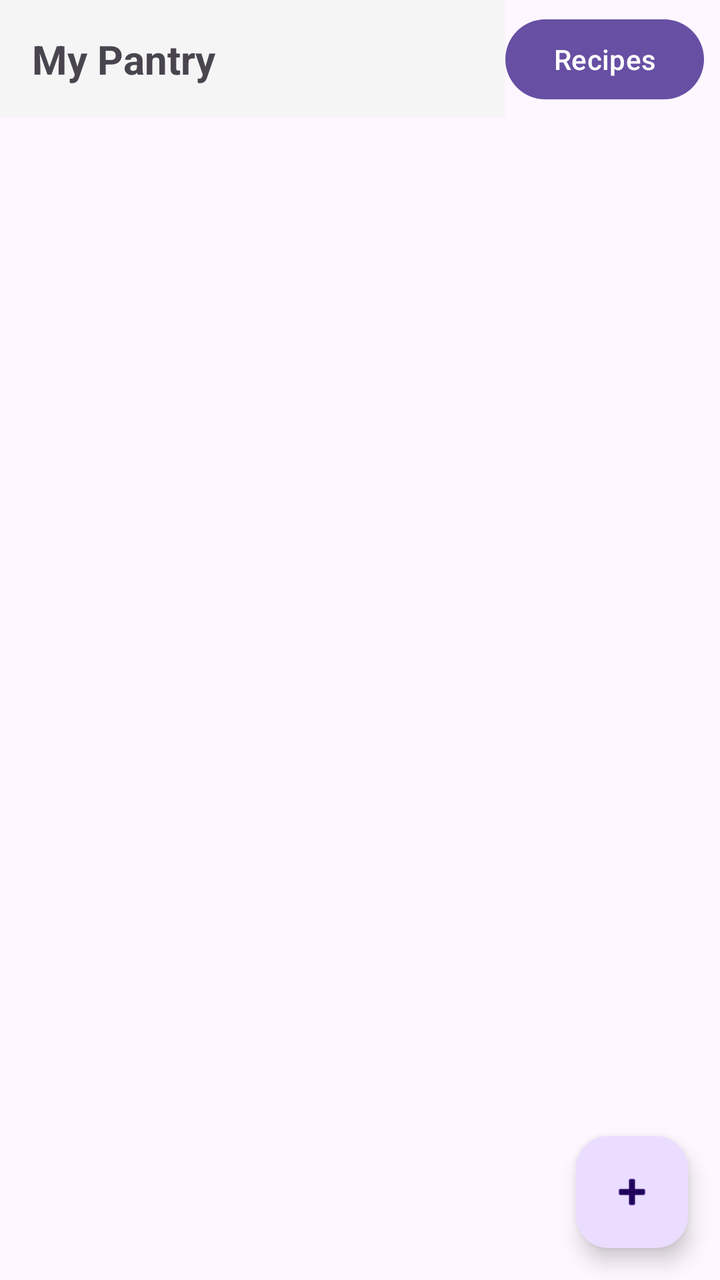
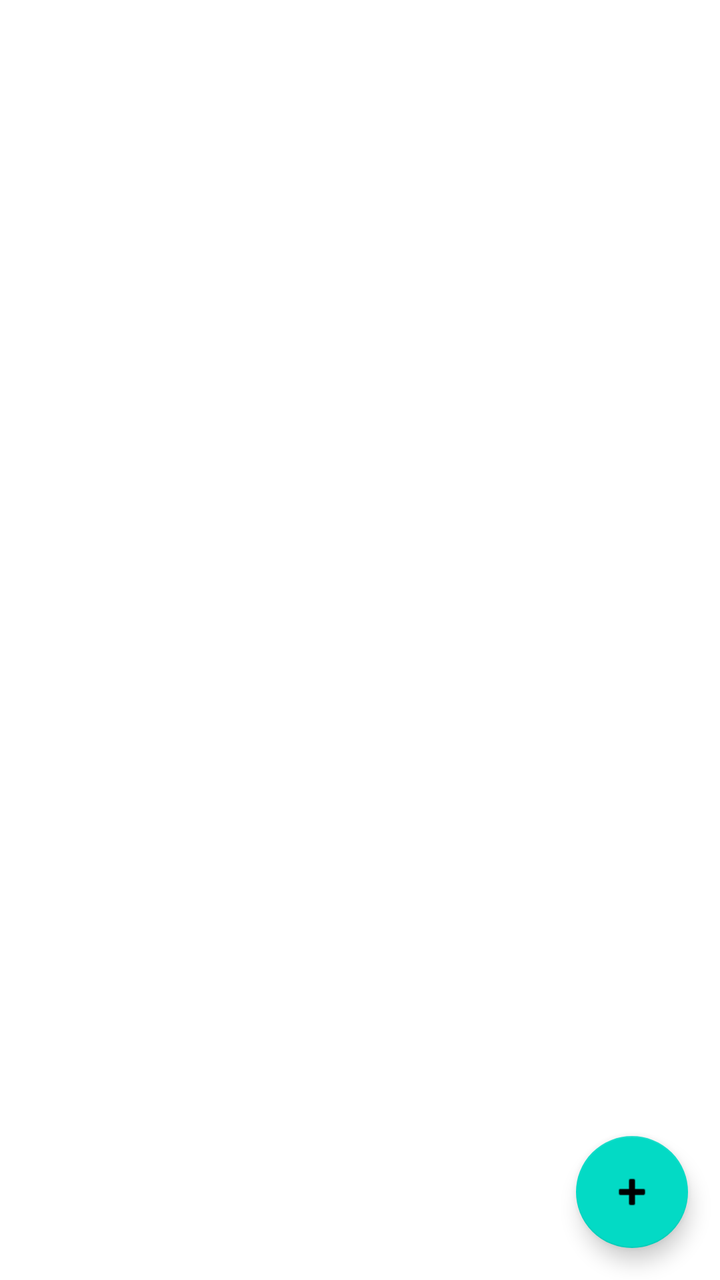

An Android layout rendered at two revisions. The XML below is the earlier revision; the diff shows what the commit changed to produce the second picture.
<!-- AndroidManifest.xml: application theme Theme.SmartPantryManager -->
<!-- res/layout/activity_main.xml -->
<?xml version="1.0" encoding="utf-8"?>
<androidx.constraintlayout.widget.ConstraintLayout
    xmlns:android="http://schemas.android.com/apk/res/android"
    xmlns:app="http://schemas.android.com/apk/res-auto"
    xmlns:tools="http://schemas.android.com/tools"
    android:layout_width="match_parent"
    android:layout_height="match_parent"
    tools:context=".MainActivity">

    
    <TextView
        android:id="@+id/textViewAppTitle"
        android:layout_width="0dp"
        android:layout_height="wrap_content"
        android:padding="16dp"
        android:text="My Pantry"
        android:textSize="20sp"
        android:textStyle="bold"
        android:background="#F5F5F5"
        app:layout_constraintTop_toTopOf="parent"
        app:layout_constraintStart_toStartOf="parent"
        app:layout_constraintEnd_toStartOf="@id/buttonShowRecipes" />

    
    <Button
        android:id="@+id/buttonShowRecipes"
        android:layout_width="wrap_content"
        android:layout_height="wrap_content"
        android:layout_margin="8dp"
        android:text="Recipes"
        app:layout_constraintTop_toTopOf="parent"
        app:layout_constraintEnd_toEndOf="parent"
        app:layout_constraintBottom_toBottomOf="@id/textViewAppTitle" />

    
    <androidx.recyclerview.widget.RecyclerView
        android:id="@+id/recyclerViewPantry"
        android:layout_width="match_parent"
        android:layout_height="0dp"
        app:layout_constraintTop_toBottomOf="@id/textViewAppTitle"
        app:layout_constraintBottom_toBottomOf="parent"
        app:layout_constraintStart_toStartOf="parent"
        app:layout_constraintEnd_toEndOf="parent" />

    
    <com.google.android.material.floatingactionbutton.FloatingActionButton
        android:id="@+id/fabAddItem"
        android:layout_width="wrap_content"
        android:layout_height="wrap_content"
        android:layout_marginBottom="16dp"
        android:layout_marginEnd="16dp"
        android:src="@android:drawable/ic_input_add"
        android:contentDescription="Add new item"
        app:layout_constraintBottom_toBottomOf="parent"
        app:layout_constraintEnd_toEndOf="parent" />

</androidx.constraintlayout.widget.ConstraintLayout>
<!-- resources referenced by this layout -->
<resources>
  <style name="Theme.SmartPantryManager" parent="Base.Theme.SmartPantryManager" />
  <style name="Base.Theme.SmartPantryManager" parent="Theme.Material3.DayNight.NoActionBar">
          
          
      </style>
</resources>

<!-- the commit's change to res/layout/activity_main.xml (unified diff, before → after) -->
@@ -5,44 +5,20 @@
     xmlns:tools="http://schemas.android.com/tools"
     android:layout_width="match_parent"
     android:layout_height="match_parent"
+    android:fitsSystemWindows="true"
     tools:context=".MainActivity">
 
-    
-    <TextView
-        android:id="@+id/textViewAppTitle"
-        android:layout_width="0dp"
-        android:layout_height="wrap_content"
-        android:padding="16dp"
-        android:text="My Pantry"
-        android:textSize="20sp"
-        android:textStyle="bold"
-        android:background="#F5F5F5"
-        app:layout_constraintTop_toTopOf="parent"
-        app:layout_constraintStart_toStartOf="parent"
-        app:layout_constraintEnd_toStartOf="@id/buttonShowRecipes" />
-
-    
-    <Button
-        android:id="@+id/buttonShowRecipes"
-        android:layout_width="wrap_content"
-        android:layout_height="wrap_content"
-        android:layout_margin="8dp"
-        android:text="Recipes"
-        app:layout_constraintTop_toTopOf="parent"
-        app:layout_constraintEnd_toEndOf="parent"
-        app:layout_constraintBottom_toBottomOf="@id/textViewAppTitle" />
-
-    
     <androidx.recyclerview.widget.RecyclerView
         android:id="@+id/recyclerViewPantry"
         android:layout_width="match_parent"
         android:layout_height="0dp"
-        app:layout_constraintTop_toBottomOf="@id/textViewAppTitle"
+        android:paddingTop="16dp"
+        android:clipToPadding="false"
+        app:layout_constraintTop_toTopOf="parent"
         app:layout_constraintBottom_toBottomOf="parent"
         app:layout_constraintStart_toStartOf="parent"
         app:layout_constraintEnd_toEndOf="parent" />
 
-    
     <com.google.android.material.floatingactionbutton.FloatingActionButton
         android:id="@+id/fabAddItem"
         android:layout_width="wrap_content"
<!-- resource entries referenced after the edit -->
@@ -1,9 +1,15 @@
 <!-- resources referenced by this layout -->
 <resources>
-  <style name="Theme.SmartPantryManager" parent="Base.Theme.SmartPantryManager" />
-  <style name="Base.Theme.SmartPantryManager" parent="Theme.Material3.DayNight.NoActionBar">
-          
-          
+  <style name="Theme.SmartPantryManager" parent="Theme.MaterialComponents.DayNight.DarkActionBar">
+          <item name="colorPrimary">#1976D2</item>
+          <item name="colorPrimaryVariant">#0D47A1</item>
+          <item name="colorOnPrimary">#FFFFFF</item>
+          <item name="colorSecondary">#03DAC5</item>
+          <item name="colorSecondaryVariant">#018786</item>
+          <item name="colorOnSecondary">#000000</item>
+          <item name="android:statusBarColor">?attr/colorPrimaryVariant</item>
+          <item name="android:windowLightStatusBar">false</item>
+          <item name="android:fitsSystemWindows">true</item>
       </style>
 </resources>
 
